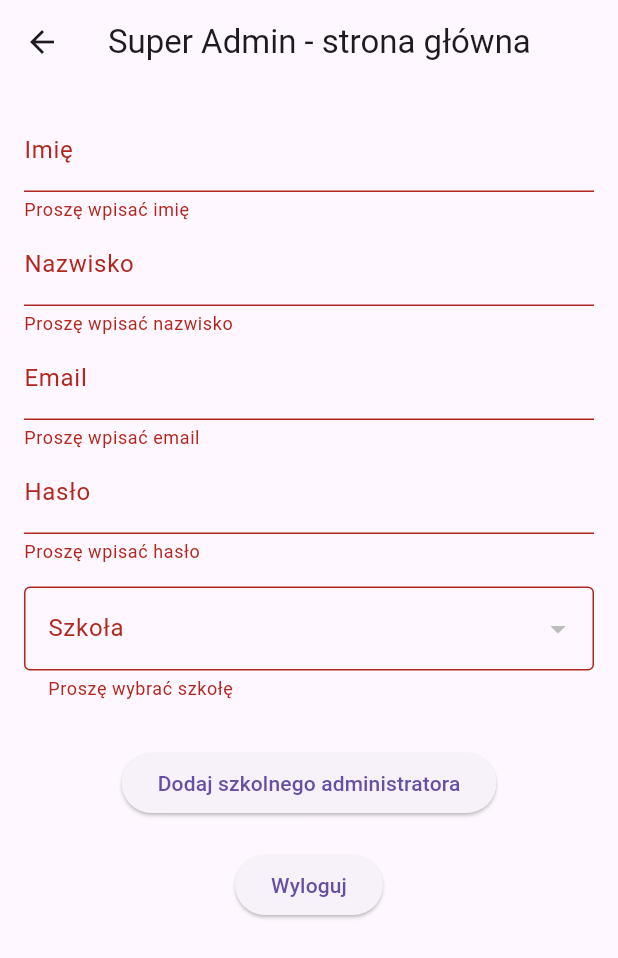
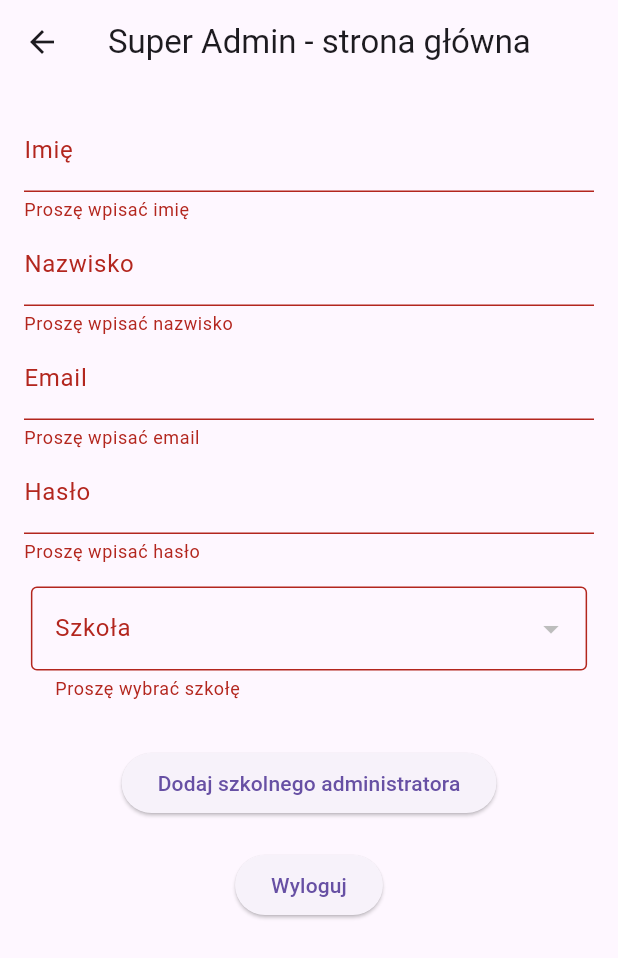
Before and after one commit to Nexooon/PDI-Hubert-Brzoskniewicz, a Flutter app: the HomePageSuperAdmin screen opened directly, after a tap on "Dodaj szkolnego administratora", on a phone screen of 412 x 824 dp. Shown: the top 958 px of the screen. Run offline on Flutter 3.47's test engine with Material 3 defaults, Android fonts, the phone set to English and light mode, and no system bars; our stand-ins replace cloud_firestore, cloud_functions, firebase_auth, firebase_core, fluttertoast, random_string and 2 more; accounts and stored records are empty.

Commit message:
fixed admin page width

```diff
--- a/pdi_main_project/lib/pages/super_admin/home_page_super_admin.dart
+++ b/pdi_main_project/lib/pages/super_admin/home_page_super_admin.dart
@@ -155,7 +155,9 @@ class _HomePageSuperAdminState extends State<HomePageSuperAdmin> {
               ),
               SizedBox(height: 15),
               schoolsData != null
-                  ? DropdownButtonFormField<String>(
+                  ? SizedBox(
+                      width: MediaQuery.of(context).size.width * 0.9,
+                      child: DropdownButtonFormField<String>(
                         decoration: InputDecoration(
                           labelText: 'Szkoła',
                           border: OutlineInputBorder(),
@@ -174,6 +176,7 @@ class _HomePageSuperAdminState extends State<HomePageSuperAdmin> {
                         },
                         validator: (value) =>
                             value == null ? 'Proszę wybrać szkołę' : null,
+                      ),
                     )
                   : CircularProgressIndicator(),
               _errorMessage(),
```
Lines whose indentation alone changed are shown as unchanged.
